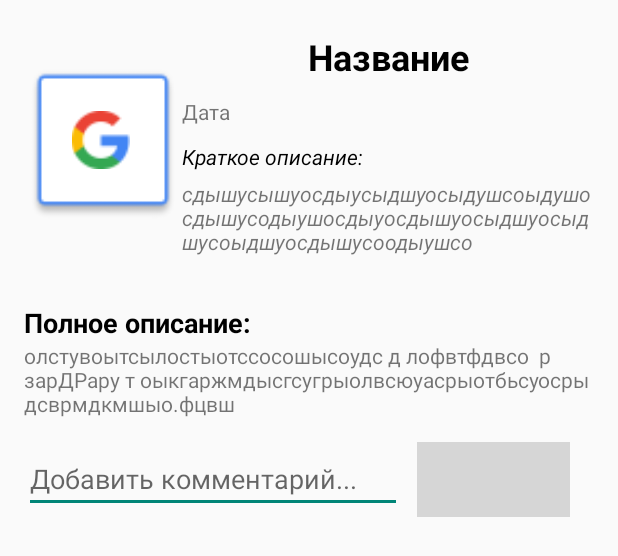
After one commit to rpuxa/SamaraProjectClient, an Android app: the layout event_layout.xml on its own in the app's theme, with its tools: preview values and no code run, on a phone screen of 412 x 824 dp. The commit adds this screen. Shown: the top 556 px of the screen. Run offline under Robolectric (Android 15) with nearby library versions, the phone set to English and light mode, and no system bars; grey boxes are pictures that could not be loaded.

Commit message:
добавлено подробное описание мероприятие + макет чата

```diff
--- a/app/src/main/java/ru/samara/mapapp/activities/LoginActivity.java
+++ b/app/src/main/java/ru/samara/mapapp/activities/LoginActivity.java
@@ -32,6 +32,7 @@ public class LoginActivity extends AppCompatActivity {
     protected void onCreate(@Nullable Bundle savedInstanceState) {
         super.onCreate(savedInstanceState);
         VKSdk.login(this, VKScope.OFFLINE);
+        startActivity(new Intent(this, MainActivity.class));
     }
 
     @Override
--- a/app/src/main/java/ru/samara/mapapp/activities/contents/CreateEventContent.java
+++ b/app/src/main/java/ru/samara/mapapp/activities/contents/CreateEventContent.java
@@ -42,6 +42,7 @@ public class CreateEventContent extends Content {
         if (requestCode == MapActivity.REQUEST_CODE_MAP_CHOSE_LOCATION && resultCode == RESULT_OK) {
             findViewById(R.id.newEventShowLocation).setEnabled(true);
             locationSelected = (LatLng) data.getExtras().get(MapActivity.MAP_CHOSE_LOCATION);
+
         }
     }
 
--- /dev/null
+++ b/app/src/main/res/layout/event_layout.xml
@@ -0,0 +1,142 @@
+<?xml version="1.0" encoding="utf-8"?>
+<LinearLayout
+    xmlns:android="http://schemas.android.com/apk/res/android"
+    xmlns:app="http://schemas.android.com/apk/res-auto"
+    xmlns:tools="http://schemas.android.com/tools"
+    android:layout_marginEnd="16dp"
+    android:layout_marginStart="16dp"
+    android:layout_width="match_parent"
+    android:orientation="vertical"
+    android:layout_height="match_parent">
+
+
+    <LinearLayout
+            android:layout_marginTop="16dp"
+            android:layout_marginBottom="16dp"
+            android:layout_width="match_parent"
+            android:layout_height="wrap_content"
+            android:orientation="horizontal">
+
+        <ImageView
+            android:id="@+id/icon_event"
+            android:layout_width="105dp"
+            android:layout_height="105dp"
+            android:layout_gravity="center"
+            app:srcCompat="@drawable/common_google_signin_btn_icon_dark" />
+
+            <LinearLayout
+                android:layout_width="match_parent"
+                android:layout_height="wrap_content"
+                android:orientation="vertical">
+
+                <TextView
+                    android:id="@+id/name_event"
+                    android:layout_width="match_parent"
+                    android:layout_height="wrap_content"
+                    android:gravity="center"
+                    android:paddingBottom="@dimen/vk_share_dialog_view_padding"
+                    android:paddingTop="@dimen/vk_share_dialog_view_padding"
+                    android:text="TextView"
+                    android:textColor="@color/black"
+                    android:textSize="24sp"
+                    android:textStyle="bold"
+                    tools:text="Название" />
+
+                <TextView
+                    android:id="@+id/tv_data_event"
+                    android:layout_width="match_parent"
+                    android:layout_height="wrap_content"
+                    android:paddingBottom="@dimen/vk_share_dialog_view_padding"
+                    android:paddingTop="@dimen/vk_share_dialog_view_padding"
+                    android:text="TextView"
+                    tools:text="Дата" />
+
+
+                <TextView
+                    android:id="@+id/textView"
+                    android:layout_width="match_parent"
+                    android:layout_height="wrap_content"
+                    android:paddingBottom="@dimen/vk_share_dialog_view_padding"
+                    android:paddingTop="@dimen/vk_share_dialog_view_padding"
+                    android:text="Краткое описание:"
+                    android:textColor="@color/black"
+                    android:textStyle="italic"
+                    tools:text="Краткое описание:" />
+
+                <TextView
+                    android:id="@+id/tv_short_description"
+                    android:layout_width="match_parent"
+                    android:layout_height="wrap_content"
+                    android:text="TextView"
+                    android:textStyle="italic"
+                    tools:text="сдышусышуосдыусыдшуосыдушсоыдушосдышусодыушосдыуосдышуосыдшуосыдшусоыдшуосдышусоодыушсо" />
+            </LinearLayout>
+        </LinearLayout>
+
+    <ScrollView
+        android:layout_width="match_parent"
+        android:layout_height="wrap_content">
+
+        <LinearLayout
+            android:layout_width="match_parent"
+            android:layout_height="wrap_content"
+            android:layout_marginBottom="16dp"
+            android:layout_marginTop="16dp"
+            android:orientation="vertical">
+
+            <TextView
+                android:id="@+id/textView4"
+                android:layout_width="match_parent"
+                android:layout_height="wrap_content"
+                android:text="Полное описание:"
+                android:textColor="@color/black"
+                android:textSize="18sp"
+                android:textStyle="bold"
+                tools:text="Полное описание:" />
+
+            <TextView
+                android:id="@+id/tv_full_description"
+                android:layout_width="match_parent"
+                android:layout_height="wrap_content"
+                android:text="TextView"
+                tools:text="олстувоытсылостыотссосошысоудс д лофвтфдвсо  р зарДРару т оыкгаржмдысгсугрыолвсюуасрыотбьсуосрыдсврмдкмшыо.фцвш" />
+
+
+        </LinearLayout>
+
+
+    </ScrollView>
+
+    <LinearLayout
+        android:layout_width="match_parent"
+        android:layout_height="wrap_content"
+        android:orientation="horizontal">
+
+        <EditText
+            android:id="@+id/et_coment"
+            android:layout_width="wrap_content"
+            android:layout_height="wrap_content"
+            android:layout_gravity="center"
+            android:layout_marginEnd="10dp"
+            android:layout_weight="1"
+            android:gravity="top"
+            android:hint="Добавить комментарий..." />
+
+        <ImageButton
+            android:id="@+id/button_send_coment"
+            android:layout_width="75dp"
+            android:layout_height="50dp"
+            android:layout_gravity="center"
+            android:layout_marginEnd="16dp"
+            android:layout_weight="1"
+            app:srcCompat="@drawable/sendmessage" />
+    </LinearLayout>
+
+    <ListView
+        android:layout_marginTop="10dp"
+        android:id="@+id/chat_list"
+        android:layout_width="match_parent"
+        android:layout_height="match_parent" />
+
+
+</LinearLayout>
--- a/app/src/main/res/menu/drawer.xml
+++ b/app/src/main/res/menu/drawer.xml
@@ -12,6 +12,12 @@
                 android:id="@+id/menuCreateNewEvent"
                 android:icon="@android:drawable/ic_input_add"
                 android:title="Создать новое" />
+
+        <item
+
+            android:id="@+id/openEvent"
+            android:icon="@android:drawable/ic_input_add"
+            android:title="Создать новое" />
     </item>
 
 </menu>
--- a/app/src/main/res/values/colors.xml
+++ b/app/src/main/res/values/colors.xml
@@ -1,6 +1,7 @@
 <?xml version="1.0" encoding="utf-8"?>
 <resources>
-    <color name="colorPrimary">#3F51B5</color>
+    <color name="colorPrimary">#3f51b5</color>
     <color name="colorPrimaryDark">#303F9F</color>
     <color name="colorAccent">#ff4081</color>
+    <color name="black">#000000</color>
 </resources>
```
Also changed, not shown: app/src/main/java/ru/samara/mapapp/activities/MainActivity.java (+16 -0 lines), app/src/main/java/ru/samara/mapapp/activities/contents/EventLayoutContent.java (added, +71 -0 lines), app/src/main/java/ru/samara/mapapp/events/Event.java (+63 -2 lines), app/src/main/java/ru/samara/mapapp/events/EventType.java (+5 -2 lines), app/src/main/res/layout/create_event.xml (+16 -2 lines).
